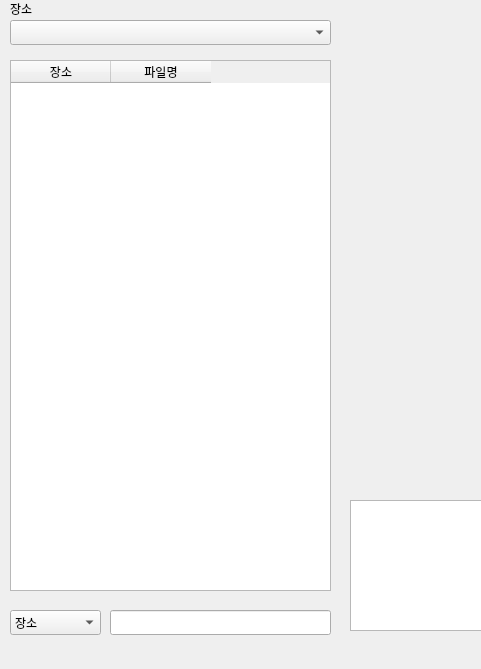
Qt form main.ui (wereno4/churchalbum) before a commit; both pictures show x 0 to 481 and y 233 to 902 of the 1301 by 902 pixel window.
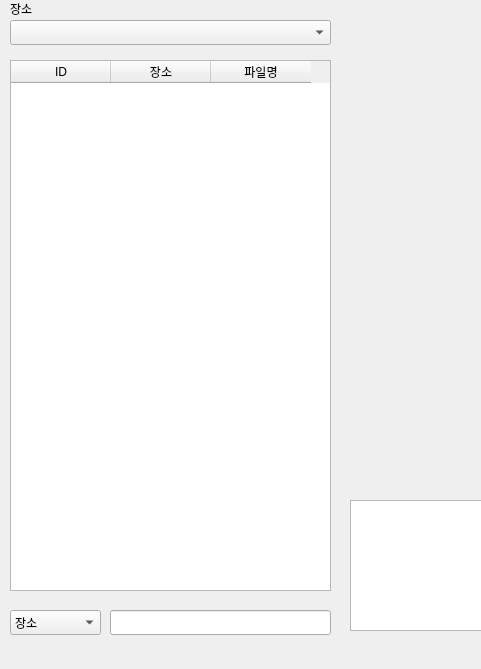
The same form after that commit.

Commit message: find by id

```diff
--- a/main.ui
+++ b/main.ui
@@ -210,6 +210,11 @@
     <property name="editTriggers">
      <set>QAbstractItemView::NoEditTriggers</set>
     </property>
+    <column>
+     <property name="text">
+      <string>ID</string>
+     </property>
+    </column>
     <column>
      <property name="text">
       <string>장소</string>
```
The commit also changes 2 other files.
